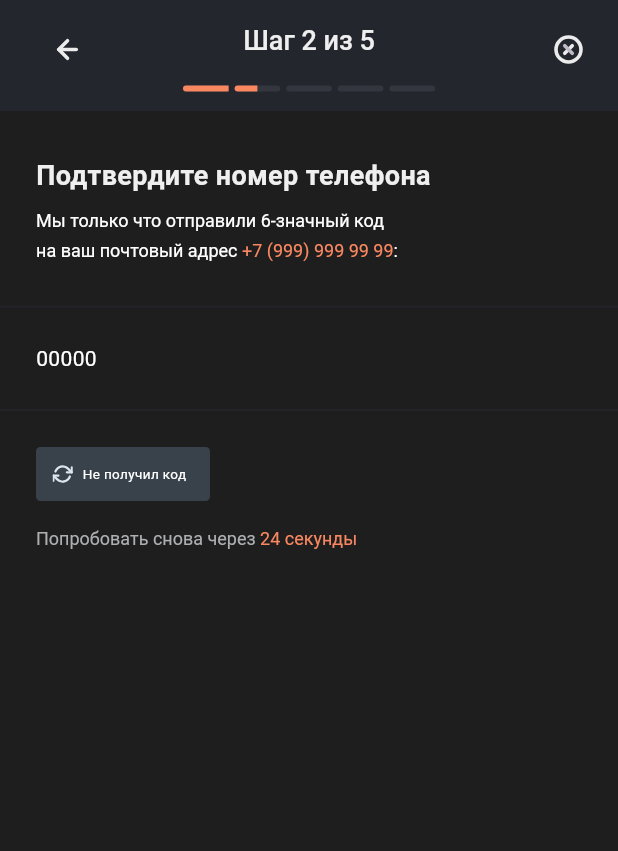
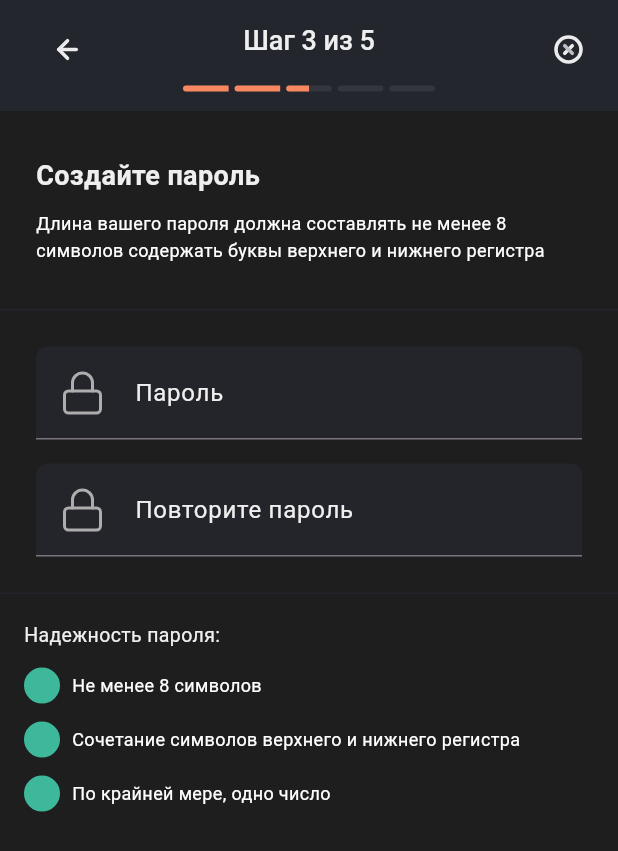
Before and after one commit to PLUXVR/rtk, a Flutter app: the screen it shows after launch, on a phone screen of 412 x 824 dp. Shown: the top 851 px of the screen. Run offline on Flutter 3.47's test engine with Material 3 defaults, Android fonts, the phone set to English and light mode, and no system bars; our stand-ins replace flutter_svg.

Commit message:
step three Password Create

```diff
--- a/lib/main.dart
+++ b/lib/main.dart
@@ -1,6 +1,9 @@
 import 'package:flutter/material.dart';
-import 'package:flutter_rtk/src/app/modules/step_one_phone_number/phone_number_widget.dart';
-import 'package:flutter_rtk/src/app/modules/step_two_verification/step_two_verification_widget.dart';
+import 'package:flutter_rtk/src/app/modules/first_screen/first_screen.dart';
+import 'package:flutter_rtk/src/app/modules/registration_screen/registration_screen.dart';
+import 'package:flutter_rtk/src/app/modules/step_one_phone_number/phone_number_screen.dart';
+import 'package:flutter_rtk/src/app/modules/step_three_create_password/step_three_create_password.dart';
+import 'package:flutter_rtk/src/app/modules/step_two_verification/step_two_verification_screen.dart';
 
 void main() {
   runApp(const MyApp());
@@ -12,6 +15,10 @@ class MyApp extends StatelessWidget {
   @override
   Widget build(BuildContext context) => const MaterialApp(
         title: 'Flutter RTK',
-        home: VerificationWidget(),
+        // home: FirstScreen(),
+        // home: PhoneNumberScreen(),
+        // home: VerificationScreen(),
+        home: PasswordCreateScreen(),
+        // home: RegistrationScreen(),
       );
 }
--- a/lib/src/app/colors/colors.dart
+++ b/lib/src/app/colors/colors.dart
@@ -19,4 +19,6 @@ abstract final class AppColors {
   static const neutal50 = Color(0xFFDEE4EC);
   static const neutal700 = Color(0xFF39414A);
   static const gray100 = Color(0xFFAEAFB2);
+  static const green700 = Color(0xFF3EB89B);
+  static const red500 = Color(0xFFFA586C);
 }
--- /dev/null
+++ b/lib/src/app/modules/step_three_create_password/step_three_create_password.dart
@@ -0,0 +1,250 @@
+import 'package:flutter/material.dart';
+import 'package:flutter_rtk/src/app/colors/colors.dart';
+import 'package:flutter_rtk/src/app/modules/registration_screen/components/registration_app_bar.dart/validation_widget.dart';
+import 'package:flutter_rtk/src/app/widgets/app_bar/default_app_bar.dart';
+import 'package:flutter_rtk/src/app/widgets/check_box/check_box.dart';
+import 'package:flutter_rtk/src/app/widgets/input_field.dart/input_field.dart';
+import 'package:flutter_rtk/src/app/widgets/rectangle_button/rectangle_button.dart';
+import 'package:flutter_rtk/src/app/widgets/step_bar/step_bar.dart';
+import 'package:flutter_rtk/src/app/widgets/text_info_widget/text_info_widget.dart';
+import 'package:flutter_svg/svg.dart';
+
+class PasswordCreateScreen extends StatefulWidget {
+  const PasswordCreateScreen({super.key});
+
+  @override
+  State<PasswordCreateScreen> createState() => _PasswordCreateScreenState();
+}
+
+class _PasswordCreateScreenState extends State<PasswordCreateScreen> {
+  final _formKey = GlobalKey<FormState>();
+  // Для сохранения значения поля ввода паролей
+  final _passwordController = TextEditingController();
+  final _confirmPasswordController = TextEditingController();
+  // Проверка на соответствие паролей
+  bool _passMatch = true;
+  // Чек боксы для надежности пароля
+  bool _minSymbolsError = false;
+  bool _lowerAndUpperCaseError = false;
+  bool _personalInfoInPassError = false;
+  bool _minSymbolsValid = false;
+  bool _lowerAndUpperCaseValid = false;
+  bool _personalInfoInPassValid = false;
+
+  @override
+  Widget build(BuildContext context) {
+    return Scaffold(
+      backgroundColor: bodyBackgroundColor,
+      appBar: DefaultAppBar(
+        additionHeight: 20,
+        titleText: "Шаг 3 из 5",
+        bottomAppBarChild: const Padding(
+          padding: EdgeInsets.symmetric(horizontal: 120.0),
+          child: StepBar(
+            currentStep: 3,
+            stepsCount: 5,
+          ),
+        ),
+        actions: [
+          DefaultRectangleButton(
+            child: SvgPicture.asset('assets/icons/x-circle.svg'),
+          ),
+        ],
+      ),
+      body: Column(
+        children: [
+          const TextInfoWidget(
+            headingText: "Создайте пароль",
+            bodyText: Text(
+              'Длина вашего пароля должна составлять не менее 8 символов содержать буквы верхнего и нижнего регистра',
+              // textAlign: MainAxisAlignment(),
+              style:
+                  TextStyle(color: AppColors.white, fontSize: 12, height: 1.5),
+            ),
+          ),
+          Container(
+            width: double.infinity,
+            decoration: const BoxDecoration(
+              border: Border(
+                top: BorderSide(
+                  width: 1,
+                  color: Color(0xFF24252B),
+                ),
+                bottom: BorderSide(
+                  width: 1,
+                  color: Color(0xFF24252B),
+                ),
+              ),
+            ),
+            child: Padding(
+              padding: const EdgeInsets.all(24.0),
+              child: Form(
+                key: _formKey,
+                child: Column(
+                  children: [
+                    InputField(
+                      controller: _passwordController,
+                      labelText: 'Пароль',
+                      obcureText: true,
+                      icon: SvgPicture.asset(
+                        'assets/icons/lock.svg',
+                        width: 32,
+                        height: 32,
+                      ),
+                      suffixIcon: Padding(
+                        padding: const EdgeInsets.all(12.0),
+                        child: _passMatch
+                            ? null
+                            : SvgPicture.asset(
+                                'assets/icons/alert-circle.svg',
+                              ),
+                      ),
+                      autoValidate: AutovalidateMode.onUserInteraction,
+                      validator: (value) {
+                        // WidgetsBinding.instance.addPostFrameCallback((timeStamp) {
+                        //   if (value!.length <= 8) {
+                        //     setState(() {
+                        //       _minSymbolsError = true;
+                        //       _minSymbolsValid = false;
+                        //     });
+                        //   }
+                        // });
+                        if (value == null || value.isEmpty) {
+                          return 'Пожалуйста введите пароль';
+                        }
+                        if (value.length < 8) {
+                          return 'Пароль должен быть больше 8 символов';
+                        }
+                        if (_confirmPasswordController.text.isNotEmpty &&
+                            value != _confirmPasswordController.text) {
+                          _passMatch = false;
+
+                          return 'Пароли не совпадают';
+                        } else {
+                          _passMatch = true;
+                        }
+                        // _checkPassword(value);
+                        return null;
+                      },
+                    ),
+                    const SizedBox(
+                      height: 16,
+                    ),
+                    InputField(
+                      controller: _confirmPasswordController,
+                      labelText: 'Повторите пароль',
+                      obcureText: true,
+                      icon: SvgPicture.asset(
+                        'assets/icons/lock.svg',
+                        width: 32,
+                        height: 32,
+                      ),
+                      suffixIcon: Padding(
+                        padding: const EdgeInsets.all(12.0),
+                        child: _passMatch
+                            ? null
+                            : SvgPicture.asset(
+                                'assets/icons/alert-circle.svg',
+                              ),
+                      ),
+                      autoValidate: AutovalidateMode.onUserInteraction,
+                      validator: (value) {
+                        if (value == null || value.isEmpty) {
+                          _passMatch = false;
+                          return 'Пожалуйста подтвердите пароль';
+                        }
+                        WidgetsBinding.instance
+                            .addPostFrameCallback((timeStamp) {
+                          if (value.contains(RegExp(r'[0-9]'))) {
+                            setState(() {
+                              _personalInfoInPassError = false;
+                              _personalInfoInPassValid = true;
+                            });
+                          } else {
+                            setState(() {
+                              _personalInfoInPassError = true;
+                              _personalInfoInPassValid = false;
+                            });
+                          }
+                        });
+                        // Проверка пароля на отсутствие значения
+                        WidgetsBinding.instance
+                            .addPostFrameCallback((timeStamp) {
+                          if (value.length >= 8) {
+                            setState(() {
+                              _minSymbolsError = false;
+                              _minSymbolsValid = true;
+                            });
+                          } else {
+                            setState(() {
+                              _minSymbolsError = true;
+                              _minSymbolsValid = false;
+                            });
+                          }
+                        });
+                        WidgetsBinding.instance
+                            .addPostFrameCallback((timeStamp) {
+                          if ((value.contains(RegExp(r'[А-Я]')) ||
+                                  value.contains(RegExp(r'[A-Z]'))) &&
+                              (value.contains(RegExp(r'[a-z]')) ||
+                                  value.contains(RegExp(r'[а-я]')))) {
+                            setState(() {
+                              _lowerAndUpperCaseError = false;
+                              _lowerAndUpperCaseValid = true;
+                            });
+                          } else {
+                            setState(() {
+                              _lowerAndUpperCaseError = true;
+                              _lowerAndUpperCaseValid = false;
+                            });
+                          }
+                        });
+
+                        // Проверка пароля на соответствие паролей
+                        if (value != _passwordController.text) {
+                          _passMatch = false;
+
+                          return 'Пароли не совпадают';
+                        } else {
+                          _passMatch = true;
+                        }
+
+                        return null;
+                      },
+                    ),
+                  ],
+                ),
+              ),
+            ),
+          ),
+          const SizedBox(
+            height: 18,
+          ),
+          //  Поля валидации пароля
+          ValidationPasswordWidget(
+            isAllValid: _minSymbolsValid &&
+                    _lowerAndUpperCaseValid &&
+                    _personalInfoInPassValid
+                ? true
+                : false,
+            minSymbolsCheckBox: DefaultCheckBox(
+              isError: _minSymbolsError,
+              isValid: _minSymbolsValid,
+              checkBoxText: 'Не менее 8 символов',
+            ),
+            lowerAndUpperCaseCheckBox: DefaultCheckBox(
+              isError: _lowerAndUpperCaseError,
+              isValid: _lowerAndUpperCaseValid,
+              checkBoxText: 'Сочетание символов верхнего и нижнего регистра',
+            ),
+            personalInfoInPassCheckBox: DefaultCheckBox(
+              isError: _personalInfoInPassError,
+              isValid: _personalInfoInPassValid,
+              checkBoxText: 'По крайней мере, одно число',
+            ),
+          ),
+        ],
+      ),
+    );
+  }
+}
--- a/lib/src/app/modules/step_two_verification/step_two_verification_widget.dart
+++ b/lib/src/app/modules/step_two_verification/step_two_verification_screen.dart
@@ -6,18 +6,18 @@ import 'package:flutter_rtk/src/app/widgets/step_bar/step_bar.dart';
 import 'package:flutter_rtk/src/app/widgets/text_info_widget/text_info_widget.dart';
 import 'package:flutter_svg/svg.dart';
 
-class VerificationWidget extends StatefulWidget {
+class VerificationScreen extends StatefulWidget {
   // final int stepsCount;
-  const VerificationWidget({
+  const VerificationScreen({
     super.key,
     // required this.stepsCount,
   });
 
   @override
-  State<VerificationWidget> createState() => _VerificationWidgetState();
+  State<VerificationScreen> createState() => _VerificationScreenState();
 }
 
-class _VerificationWidgetState extends State<VerificationWidget> {
+class _VerificationScreenState extends State<VerificationScreen> {
   @override
   Widget build(BuildContext context) {
     return Scaffold(
@@ -126,7 +126,7 @@ class _VerificationWidgetState extends State<VerificationWidget> {
                     ),
                   ),
                 ),
-                SizedBox(
+                const SizedBox(
                   height: 12,
                 ),
                 Align(
--- a/lib/src/app/widgets/check_box/check_box.dart
+++ b/lib/src/app/widgets/check_box/check_box.dart
@@ -35,18 +35,17 @@ class DefaultCheckBox extends StatelessWidget {
               duration: const Duration(milliseconds: 500),
               curve: Curves.fastLinearToSlowEaseIn,
               decoration: BoxDecoration(
-                  color: Colors.transparent,
+                  color: isError ? AppColors.red500 : AppColors.green700,
                   border: Border.all(
                       width: 2.5,
-                      color:
-                          isError ? wrongTextColor : const Color(0xFFC0BBC9)),
+                      color: isError ? AppColors.red500 : AppColors.green700),
                   borderRadius: BorderRadius.circular(Checkbox.width)),
               child: isError
                   ? Padding(
                       padding: const EdgeInsets.all(5),
-                      child: SvgPicture.asset(
-                        'assets/icons/wrong.svg',
-                      ),
+                      child: SvgPicture.asset('assets/icons/alert-cross.svg',
+                          colorFilter: ColorFilter.mode(
+                              bodyBackgroundColor, BlendMode.srcIn)),
                     )
                   : isValid
                       ? Padding(
@@ -63,13 +62,9 @@ class DefaultCheckBox extends StatelessWidget {
             children: [
               Text(
                 checkBoxText ?? "",
-                style: TextStyle(
-                  fontSize: 13,
-                  color: isError
-                      ? wrongTextColor
-                      : isValid
-                          ? doneTextColor
-                          : checkBoxTextColor,
+                style: const TextStyle(
+                  fontSize: 12,
+                  color: AppColors.white,
                 ),
               ),
             ],
--- a/lib/src/app/widgets/input_field.dart/input_field.dart
+++ b/lib/src/app/widgets/input_field.dart/input_field.dart
@@ -34,7 +34,7 @@ class InputField extends StatelessWidget {
   @override
   Widget build(BuildContext context) {
     return Container(
-      // height: 60,
+      // height: 54,
       decoration: BoxDecoration(
         color: inputBackgroundColor ?? const Color.fromARGB(255, 36, 37, 43),
         borderRadius: const BorderRadius.only(
--- a/lib/src/app/widgets/text_info_widget/text_info_widget.dart
+++ b/lib/src/app/widgets/text_info_widget/text_info_widget.dart
@@ -23,7 +23,7 @@ class TextInfoWidget extends StatelessWidget {
             Row(
               children: [
                 Text(
-                  headingText!,
+                  headingText,
                   textAlign: TextAlign.left,
                   style: TextStyle(
                       color: textColor,
```
Also changed, not shown: lib/src/app/modules/registration_screen/components/registration_app_bar.dart/validation_widget.dart (+14 -14 lines), lib/src/app/modules/step_one_phone_number/phone_number_screen.dart (renamed from lib/src/app/modules/step_one_phone_number/phone_number_widget.dart, +5 -2 lines), assets/icons/alert-circle.svg, assets/icons/alert-cross.svg (added), assets/icons/done.svg.
